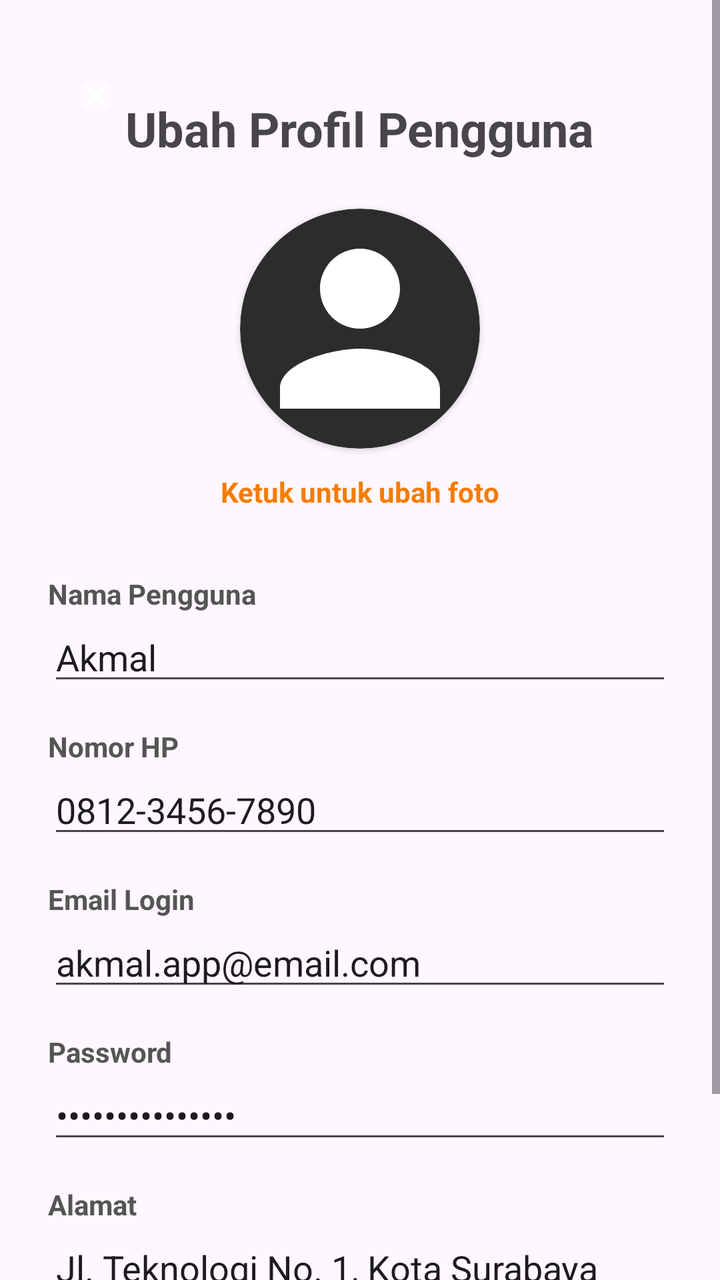
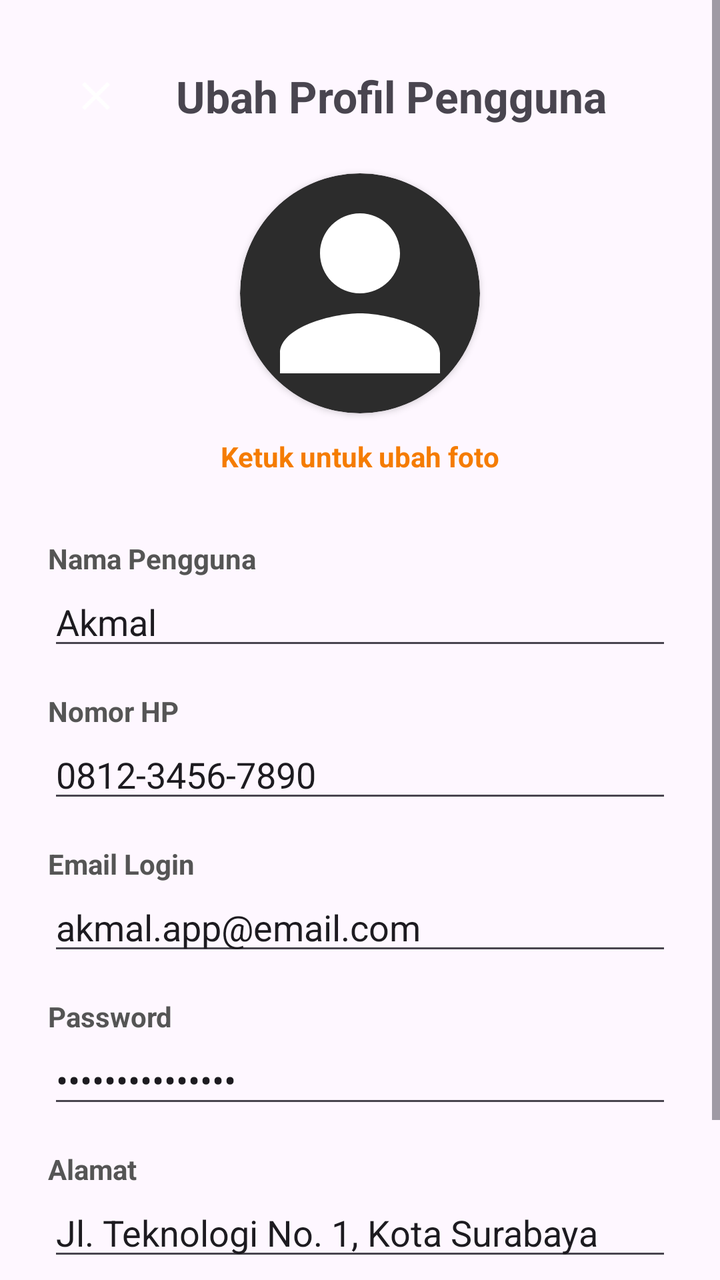

Compare the two renders of this Android layout. The source of the first and the diff that turns it into the second are given below.
<!-- AndroidManifest.xml: application theme Theme.MartabakDanTerangBulan -->
<!-- res/layout/activity_profile.xml -->
<?xml version="1.0" encoding="utf-8"?>
<ScrollView xmlns:android="http://schemas.android.com/apk/res/android"
    xmlns:app="http://schemas.android.com/apk/res-auto"
    android:layout_width="match_parent"
    android:layout_height="match_parent"
    android:fillViewport="true">
    <androidx.constraintlayout.widget.ConstraintLayout
        android:layout_width="match_parent"
        android:layout_height="wrap_content"
        android:padding="24dp">

        <ImageButton
            android:id="@+id/btnBackProfile"
            android:layout_width="48dp"
            android:layout_height="48dp"
            android:src="@drawable/ic_back_arrow"
            android:background="?attr/selectableItemBackgroundBorderless"
            app:tint="@color/white"
            app:layout_constraintTop_toTopOf="parent"
            app:layout_constraintStart_toStartOf="parent" />

        <TextView
            android:id="@+id/tvProfileTitle"
            android:layout_width="wrap_content"
            android:layout_height="wrap_content"
            android:text="Ubah Profil Pengguna"
            android:textSize="24sp"
            android:textStyle="bold"
            android:layout_marginTop="24dp"
            app:layout_constraintTop_toTopOf="parent"
            app:layout_constraintStart_toStartOf="parent"
            app:layout_constraintEnd_toEndOf="parent" />

        <androidx.cardview.widget.CardView
            android:id="@+id/cvProfilePicture"
            android:layout_width="120dp"
            android:layout_height="120dp"
            android:layout_marginTop="24dp"
            app:cardCornerRadius="60dp"
            app:cardBackgroundColor="#2C2C2C"
            app:layout_constraintTop_toBottomOf="@id/tvProfileTitle"
            app:layout_constraintStart_toStartOf="parent"
            app:layout_constraintEnd_toEndOf="parent">

            <ImageView
                android:id="@+id/ivProfilePicture"
                android:layout_width="match_parent"
                android:layout_height="match_parent"
                android:scaleType="centerCrop"
                android:src="@drawable/baseline_person_24"
                app:tint="@color/white" />
        </androidx.cardview.widget.CardView>

        <TextView
            android:id="@+id/tvChangePhoto"
            android:layout_width="wrap_content"
            android:layout_height="wrap_content"
            android:text="Ketuk untuk ubah foto"
            android:textColor="@color/orange_primary"
            android:textSize="14sp"
            android:textStyle="bold"
            android:layout_marginTop="12dp"
            app:layout_constraintTop_toBottomOf="@id/cvProfilePicture"
            app:layout_constraintStart_toStartOf="parent"
            app:layout_constraintEnd_toEndOf="parent" />

        <LinearLayout
            android:layout_width="match_parent"
            android:layout_height="wrap_content"
            android:orientation="vertical"
            android:layout_marginTop="32dp"
            app:layout_constraintTop_toBottomOf="@id/tvChangePhoto">

            <TextView android:text="Nama Pengguna" android:textStyle="bold" android:layout_width="wrap_content" android:layout_height="wrap_content" android:textColor="#555555"/>
            <EditText android:id="@+id/etProfileName" android:layout_width="match_parent" android:layout_height="wrap_content" android:text="Akmal" android:layout_marginBottom="16dp" android:inputType="textPersonName"/>

            <TextView android:text="Nomor HP" android:textStyle="bold" android:layout_width="wrap_content" android:layout_height="wrap_content" android:textColor="#555555"/>
            <EditText android:id="@+id/etProfilePhone" android:layout_width="match_parent" android:layout_height="wrap_content" android:text="0812-3456-7890" android:layout_marginBottom="16dp" android:inputType="phone"/>

            <TextView android:text="Email Login" android:textStyle="bold" android:layout_width="wrap_content" android:layout_height="wrap_content" android:textColor="#555555"/>
            <EditText android:id="@+id/etProfileEmail" android:layout_width="match_parent" android:layout_height="wrap_content" android:text="akmal.app@email.com" android:layout_marginBottom="16dp" android:inputType="textEmailAddress"/>

            <TextView android:text="Password" android:textStyle="bold" android:layout_width="wrap_content" android:layout_height="wrap_content" android:textColor="#555555"/>
            <EditText android:id="@+id/etProfilePassword" android:layout_width="match_parent" android:layout_height="wrap_content" android:text="passwordrahasia" android:layout_marginBottom="16dp" android:inputType="textPassword"/>

            <TextView android:text="Alamat" android:textStyle="bold" android:layout_width="wrap_content" android:layout_height="wrap_content" android:textColor="#555555"/>
            <EditText android:id="@+id/etProfileAddress" android:layout_width="match_parent" android:layout_height="wrap_content" android:text="Jl. Teknologi No. 1, Kota Surabaya" android:layout_marginBottom="24dp" android:inputType="textMultiLine"/>

            <Button
                android:id="@+id/btnSaveProfile"
                android:layout_width="match_parent"
                android:layout_height="wrap_content"
                android:text="Simpan Profil" />

        </LinearLayout>
    </androidx.constraintlayout.widget.ConstraintLayout>
</ScrollView>
<!-- resources referenced by this layout -->
<resources>
  <color name="orange_primary">#F57C00</color>
  <color name="white">#FFFFFFFF</color>
  <!-- drawable baseline_person_24 (drawable) -->
  <vector xmlns:android="http://schemas.android.com/apk/res/android" android:height="24dp" android:tint="#000000" android:viewportHeight="24" android:viewportWidth="24" android:width="24dp">
        
      <path android:fillColor="@android:color/white" android:pathData="M12,12c2.21,0 4,-1.79 4,-4s-1.79,-4 -4,-4 -4,1.79 -4,4 1.79,4 4,4zM12,14c-2.67,0 -8,1.34 -8,4v2h16v-2c0,-2.66 -5.33,-4 -8,-4z"/>
      
  </vector>
  <!-- drawable ic_back_arrow (drawable) -->
  <?xml version="1.0" encoding="utf-8"?>
  <vector xmlns:android="http://schemas.android.com/apk/res/android"
      android:width="24dp"
      android:height="24dp"
      android:viewportWidth="24"
      android:viewportHeight="24"
      android:tint="#000000">
      <path
          android:fillColor="@android:color/white"
          android:pathData="M19,6.41L17.59,5 12,10.59 6.41,5 5,6.41 10.59,12 5,17.59 6.41,19 12,13.41 17.59,19 19,17.59 13.41,12z" />
  </vector>
  <style name="Theme.MartabakDanTerangBulan" parent="Base.Theme.MartabakDanTerangBulan" />
  <style name="Base.Theme.MartabakDanTerangBulan" parent="Theme.Material3.DayNight.NoActionBar">
          
          
      </style>
</resources>

<!-- the commit's change to res/layout/activity_profile.xml (unified diff, before → after) -->
@@ -3,95 +3,96 @@
     xmlns:app="http://schemas.android.com/apk/res-auto"
     android:layout_width="match_parent"
     android:layout_height="match_parent"
-    android:fillViewport="true">
-    <androidx.constraintlayout.widget.ConstraintLayout
+    android:fillViewport="true"
+    android:fitsSystemWindows="true"> <androidx.constraintlayout.widget.ConstraintLayout
+    android:layout_width="match_parent"
+    android:layout_height="wrap_content"
+    android:padding="24dp">
+
+    <ImageButton
+        android:id="@+id/btnBackProfile"
+        android:layout_width="48dp"
+        android:layout_height="48dp"
+        android:src="@drawable/ic_back_arrow"
+        android:background="?attr/selectableItemBackgroundBorderless"
+        app:tint="@color/white"
+        app:layout_constraintTop_toTopOf="parent"
+        app:layout_constraintStart_toStartOf="parent" />
+
+    <TextView
+        android:id="@+id/tvProfileTitle"
+        android:layout_width="0dp"
+        android:layout_height="wrap_content"
+        android:text="Ubah Profil Pengguna"
+        android:textSize="22sp"
+        android:textStyle="bold"
+        android:layout_marginStart="16dp"
+        app:layout_constraintTop_toTopOf="@id/btnBackProfile"
+        app:layout_constraintBottom_toBottomOf="@id/btnBackProfile"
+        app:layout_constraintStart_toEndOf="@id/btnBackProfile"
+        app:layout_constraintEnd_toEndOf="parent" />
+
+    <androidx.cardview.widget.CardView
+        android:id="@+id/cvProfilePicture"
+        android:layout_width="120dp"
+        android:layout_height="120dp"
+        android:layout_marginTop="24dp"
+        app:cardCornerRadius="60dp"
+        app:cardBackgroundColor="#2C2C2C"
+        app:layout_constraintTop_toBottomOf="@id/tvProfileTitle"
+        app:layout_constraintStart_toStartOf="parent"
+        app:layout_constraintEnd_toEndOf="parent">
+
+        <ImageView
+            android:id="@+id/ivProfilePicture"
+            android:layout_width="match_parent"
+            android:layout_height="match_parent"
+            android:scaleType="centerCrop"
+            android:src="@drawable/baseline_person_24"
+            app:tint="@color/white" />
+    </androidx.cardview.widget.CardView>
+
+    <TextView
+        android:id="@+id/tvChangePhoto"
+        android:layout_width="wrap_content"
+        android:layout_height="wrap_content"
+        android:text="Ketuk untuk ubah foto"
+        android:textColor="@color/orange_primary"
+        android:textSize="14sp"
+        android:textStyle="bold"
+        android:layout_marginTop="12dp"
+        app:layout_constraintTop_toBottomOf="@id/cvProfilePicture"
+        app:layout_constraintStart_toStartOf="parent"
+        app:layout_constraintEnd_toEndOf="parent" />
+
+    <LinearLayout
         android:layout_width="match_parent"
         android:layout_height="wrap_content"
-        android:padding="24dp">
+        android:orientation="vertical"
+        android:layout_marginTop="32dp"
+        app:layout_constraintTop_toBottomOf="@id/tvChangePhoto">
 
-        <ImageButton
-            android:id="@+id/btnBackProfile"
-            android:layout_width="48dp"
-            android:layout_height="48dp"
-            android:src="@drawable/ic_back_arrow"
-            android:background="?attr/selectableItemBackgroundBorderless"
-            app:tint="@color/white"
-            app:layout_constraintTop_toTopOf="parent"
-            app:layout_constraintStart_toStartOf="parent" />
+        <TextView android:text="Nama Pengguna" android:textStyle="bold" android:layout_width="wrap_content" android:layout_height="wrap_content" android:textColor="#555555"/>
+        <EditText android:id="@+id/etProfileName" android:layout_width="match_parent" android:layout_height="wrap_content" android:text="Akmal" android:layout_marginBottom="16dp" android:inputType="textPersonName"/>
 
-        <TextView
-            android:id="@+id/tvProfileTitle"
-            android:layout_width="wrap_content"
-            android:layout_height="wrap_content"
-            android:text="Ubah Profil Pengguna"
-            android:textSize="24sp"
-            android:textStyle="bold"
-            android:layout_marginTop="24dp"
-            app:layout_constraintTop_toTopOf="parent"
-            app:layout_constraintStart_toStartOf="parent"
-            app:layout_constraintEnd_toEndOf="parent" />
+        <TextView android:text="Nomor HP" android:textStyle="bold" android:layout_width="wrap_content" android:layout_height="wrap_content" android:textColor="#555555"/>
+        <EditText android:id="@+id/etProfilePhone" android:layout_width="match_parent" android:layout_height="wrap_content" android:text="0812-3456-7890" android:layout_marginBottom="16dp" android:inputType="phone"/>
 
-        <androidx.cardview.widget.CardView
-            android:id="@+id/cvProfilePicture"
-            android:layout_width="120dp"
-            android:layout_height="120dp"
-            android:layout_marginTop="24dp"
-            app:cardCornerRadius="60dp"
-            app:cardBackgroundColor="#2C2C2C"
-            app:layout_constraintTop_toBottomOf="@id/tvProfileTitle"
-            app:layout_constraintStart_toStartOf="parent"
-            app:layout_constraintEnd_toEndOf="parent">
+        <TextView android:text="Email Login" android:textStyle="bold" android:layout_width="wrap_content" android:layout_height="wrap_content" android:textColor="#555555"/>
+        <EditText android:id="@+id/etProfileEmail" android:layout_width="match_parent" android:layout_height="wrap_content" android:text="akmal.app@email.com" android:layout_marginBottom="16dp" android:inputType="textEmailAddress"/>
 
-            <ImageView
-                android:id="@+id/ivProfilePicture"
-                android:layout_width="match_parent"
-                android:layout_height="match_parent"
-                android:scaleType="centerCrop"
-                android:src="@drawable/baseline_person_24"
-                app:tint="@color/white" />
-        </androidx.cardview.widget.CardView>
+        <TextView android:text="Password" android:textStyle="bold" android:layout_width="wrap_content" android:layout_height="wrap_content" android:textColor="#555555"/>
+        <EditText android:id="@+id/etProfilePassword" android:layout_width="match_parent" android:layout_height="wrap_content" android:text="passwordrahasia" android:layout_marginBottom="16dp" android:inputType="textPassword"/>
 
-        <TextView
-            android:id="@+id/tvChangePhoto"
-            android:layout_width="wrap_content"
-            android:layout_height="wrap_content"
-            android:text="Ketuk untuk ubah foto"
-            android:textColor="@color/orange_primary"
-            android:textSize="14sp"
-            android:textStyle="bold"
-            android:layout_marginTop="12dp"
-            app:layout_constraintTop_toBottomOf="@id/cvProfilePicture"
-            app:layout_constraintStart_toStartOf="parent"
-            app:layout_constraintEnd_toEndOf="parent" />
+        <TextView android:text="Alamat" android:textStyle="bold" android:layout_width="wrap_content" android:layout_height="wrap_content" android:textColor="#555555"/>
+        <EditText android:id="@+id/etProfileAddress" android:layout_width="match_parent" android:layout_height="wrap_content" android:text="Jl. Teknologi No. 1, Kota Surabaya" android:layout_marginBottom="24dp" android:inputType="textMultiLine"/>
 
-        <LinearLayout
+        <Button
+            android:id="@+id/btnSaveProfile"
             android:layout_width="match_parent"
             android:layout_height="wrap_content"
-            android:orientation="vertical"
-            android:layout_marginTop="32dp"
-            app:layout_constraintTop_toBottomOf="@id/tvChangePhoto">
+            android:text="Simpan Profil" />
 
-            <TextView android:text="Nama Pengguna" android:textStyle="bold" android:layout_width="wrap_content" android:layout_height="wrap_content" android:textColor="#555555"/>
-            <EditText android:id="@+id/etProfileName" android:layout_width="match_parent" android:layout_height="wrap_content" android:text="Akmal" android:layout_marginBottom="16dp" android:inputType="textPersonName"/>
-
-            <TextView android:text="Nomor HP" android:textStyle="bold" android:layout_width="wrap_content" android:layout_height="wrap_content" android:textColor="#555555"/>
-            <EditText android:id="@+id/etProfilePhone" android:layout_width="match_parent" android:layout_height="wrap_content" android:text="0812-3456-7890" android:layout_marginBottom="16dp" android:inputType="phone"/>
-
-            <TextView android:text="Email Login" android:textStyle="bold" android:layout_width="wrap_content" android:layout_height="wrap_content" android:textColor="#555555"/>
-            <EditText android:id="@+id/etProfileEmail" android:layout_width="match_parent" android:layout_height="wrap_content" android:text="akmal.app@email.com" android:layout_marginBottom="16dp" android:inputType="textEmailAddress"/>
-
-            <TextView android:text="Password" android:textStyle="bold" android:layout_width="wrap_content" android:layout_height="wrap_content" android:textColor="#555555"/>
-            <EditText android:id="@+id/etProfilePassword" android:layout_width="match_parent" android:layout_height="wrap_content" android:text="passwordrahasia" android:layout_marginBottom="16dp" android:inputType="textPassword"/>
-
-            <TextView android:text="Alamat" android:textStyle="bold" android:layout_width="wrap_content" android:layout_height="wrap_content" android:textColor="#555555"/>
-            <EditText android:id="@+id/etProfileAddress" android:layout_width="match_parent" android:layout_height="wrap_content" android:text="Jl. Teknologi No. 1, Kota Surabaya" android:layout_marginBottom="24dp" android:inputType="textMultiLine"/>
-
-            <Button
-                android:id="@+id/btnSaveProfile"
-                android:layout_width="match_parent"
-                android:layout_height="wrap_content"
-                android:text="Simpan Profil" />
-
-        </LinearLayout>
-    </androidx.constraintlayout.widget.ConstraintLayout>
+    </LinearLayout>
+</androidx.constraintlayout.widget.ConstraintLayout>
 </ScrollView>
